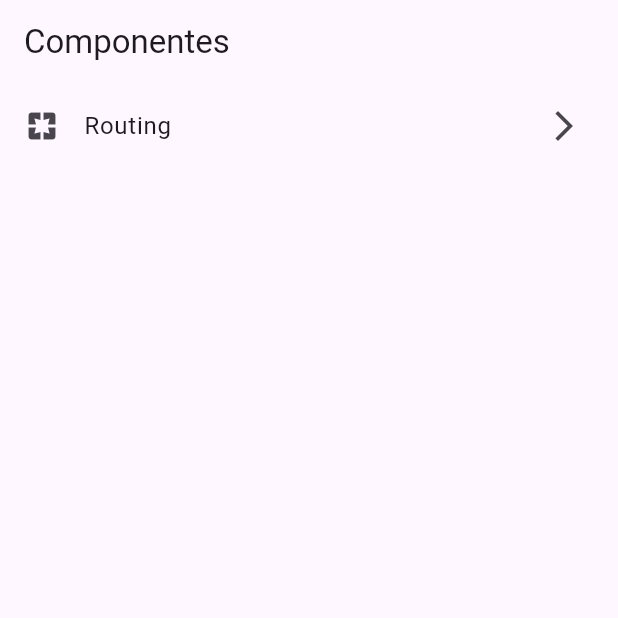
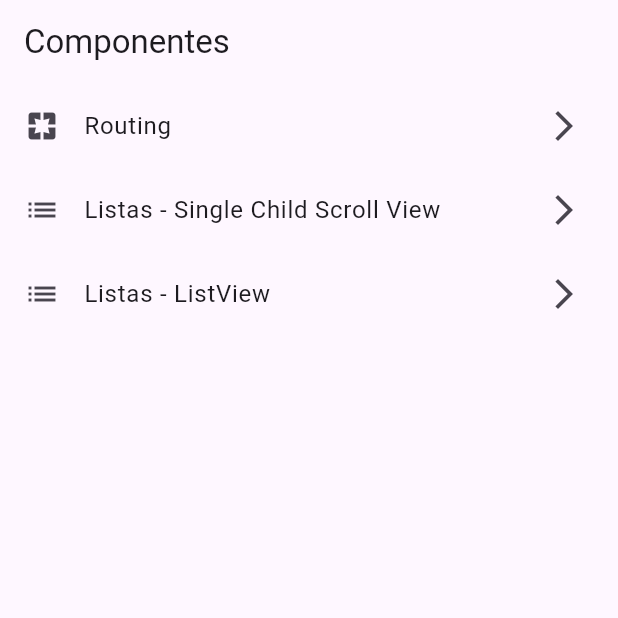
Before and after one commit to RicharC293/componentes, a Flutter app: the screen it shows after launch, on a phone screen of 412 x 824 dp, the top half of it. Run offline on Flutter 3.47's test engine with Material 3 defaults, Android fonts, the phone set to English and light mode, and no system bars.

Commit message:
Add new screens and navigation options

```diff
--- a/lib/screens/home_screen.dart
+++ b/lib/screens/home_screen.dart
@@ -1,3 +1,5 @@
+import 'package:componentes/screens/lists_screen.dart';
+import 'package:componentes/screens/lists_view_screen.dart';
 import 'package:componentes/screens/routing_screen.dart';
 import 'package:flutter/material.dart';
 
@@ -25,6 +27,22 @@ class HomeScreen extends StatelessWidget {
               Navigator.pushNamed(context, RoutingScreen.routeName);
             },
           ),
+          ListTile(
+            leading: const Icon(Icons.list),
+            title: const Text('Listas - Single Child Scroll View'),
+            trailing: const Icon(Icons.arrow_forward_ios),
+            onTap: () {
+              Navigator.pushNamed(context, ListScreen.routeName);
+            },
+          ),
+          ListTile(
+            leading: const Icon(Icons.list),
+            title: const Text('Listas - ListView'),
+            trailing: const Icon(Icons.arrow_forward_ios),
+            onTap: () {
+              Navigator.pushNamed(context, ListsViewScreen.routeName);
+            },
+          ),
         ],
       ),
     );
--- a/lib/utils/routes.dart
+++ b/lib/utils/routes.dart
@@ -1,4 +1,7 @@
 import 'package:componentes/screens/home_screen.dart';
+import 'package:componentes/screens/lists_screen.dart';
+import 'package:componentes/screens/lists_view_screen.dart';
+import 'package:componentes/screens/navigation_screen.dart';
 import 'package:componentes/screens/routing_screen.dart';
 
 /// Crear nuestras rutas
@@ -6,4 +9,7 @@ import 'package:componentes/screens/routing_screen.dart';
 final routes = {
   HomeScreen.routeName : (context) => const HomeScreen(),
   RoutingScreen.routeName : (context) => const RoutingScreen(),
+  NavigationScreen.routeName: (context) => const NavigationScreen(),
+  ListScreen.routeName: (context) => const ListScreen(),
+  ListsViewScreen.routeName: (context) => const ListsViewScreen(),
 };
```
Also changed, not shown: lib/screens/lists_screen.dart (added, +24 -0 lines), lib/screens/lists_view_screen.dart (added, +22 -0 lines), lib/screens/navigation_screen.dart (added, +27 -0 lines), lib/screens/routing_screen.dart (+46 -0 lines).
